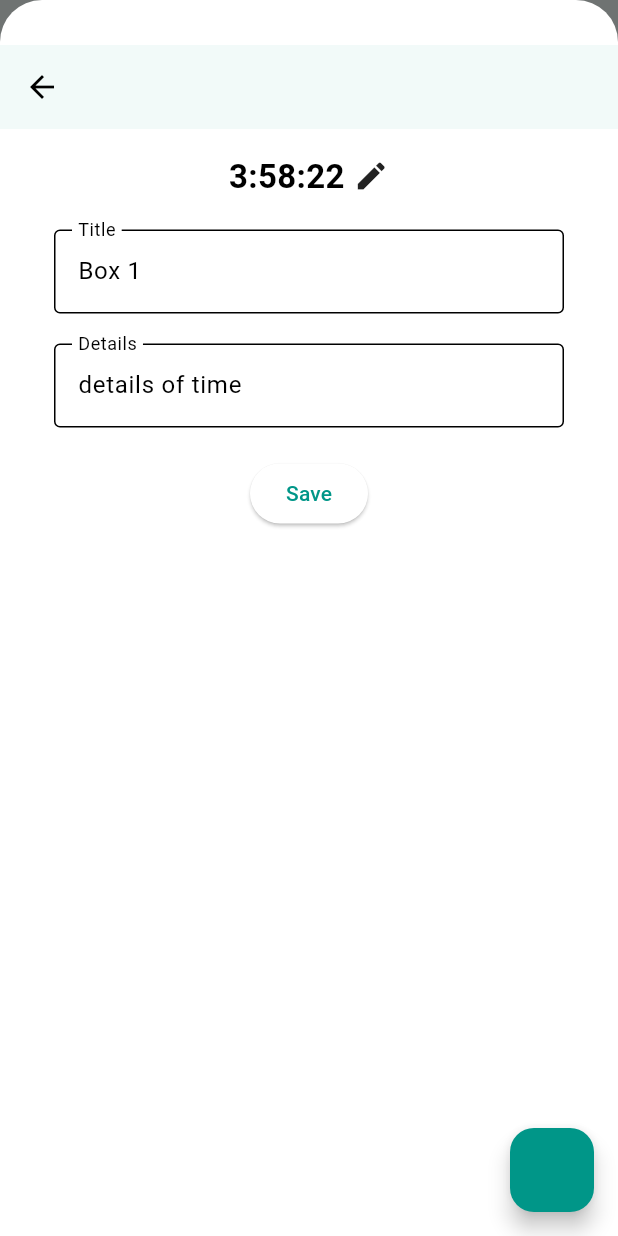
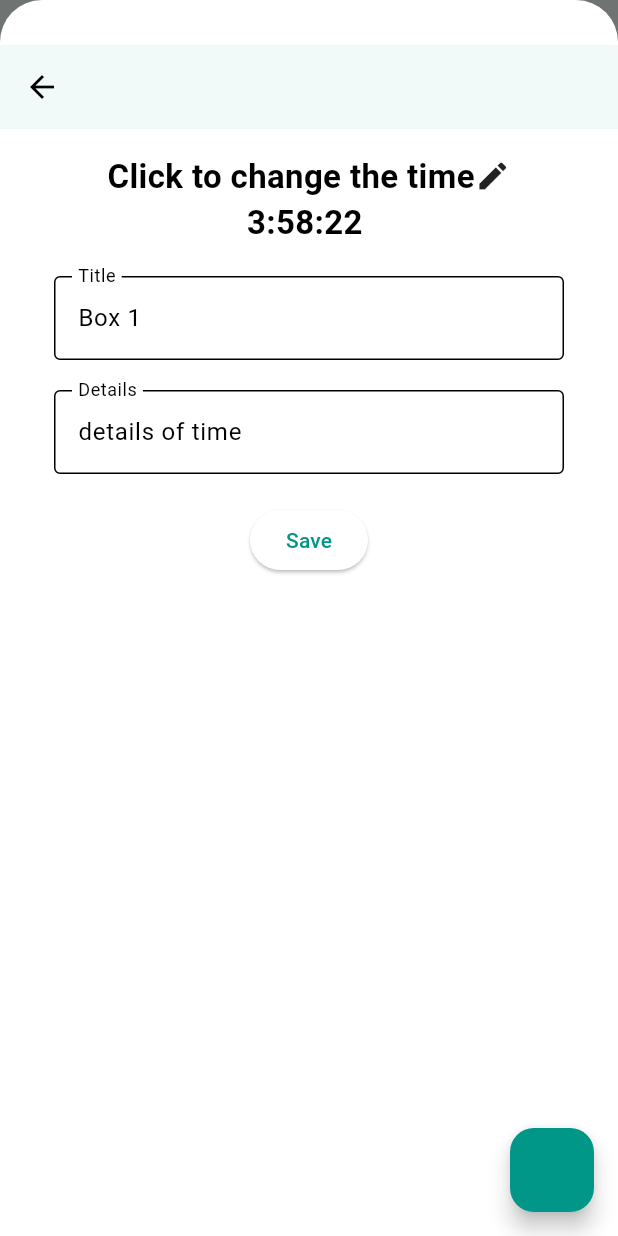
Before and after one commit to houssamaziez/app-soker, a Flutter app: the _ScreenListTimeStateful screen opened directly with empty values, after a tap on "Box 1", on a phone screen of 412 x 824 dp. Run offline on Flutter 3.47's test engine with Material 3 defaults, Android fonts, the phone set to English and light mode, and no system bars; our stand-ins replace animated_bottom_navigation_bar, fl_chart, get, get_storage, shared_preferences; missing offline and left inert: day_night_time_picker, intro_screen_onboarding_flutter, qr_code_scanner; accounts and stored records are empty.

Commit message:
modified:   lib/App/Controller/myappcontroller.dart 	modified:   lib/App/View/Home/screenListTime.dart

```diff
--- a/lib/App/Controller/myappcontroller.dart
+++ b/lib/App/Controller/myappcontroller.dart
@@ -34,9 +34,9 @@ class TimeProvider extends ChangeNotifier {
     notifyListeners();
   }
 
-  changetime(time) {}
   void updateTime(Time newTime) {
     _time = newTime;
+    time = newTime;
     notifyListeners();
   }
 }
--- a/lib/App/View/Home/screenListTime.dart
+++ b/lib/App/View/Home/screenListTime.dart
@@ -1,3 +1,4 @@
+import 'package:day_night_time_picker/lib/state/time.dart';
 import 'package:flutter/material.dart';
 import 'package:provider/provider.dart';
 import 'package:day_night_time_picker/lib/constants.dart';
@@ -16,11 +17,8 @@ class ScreenListTime extends StatelessWidget {
 
   @override
   Widget build(BuildContext context) {
-    return ChangeNotifierProvider(
-      create: (context) => TimeProvider(),
-      child: _ScreenListTimeStateful(
+    return _ScreenListTimeStateful(
       id: id,
-      ),
     );
   }
 }
@@ -62,7 +60,6 @@ class _ScreenListTimeState extends State<_ScreenListTimeStateful> {
 
   @override
   Widget build(BuildContext context) {
-    var timeProvider = Provider.of<TimeProvider>(context);
     return Scaffold(
       floatingActionButton: FloatingActionButton(
         onPressed: () {},
@@ -85,11 +82,11 @@ class _ScreenListTimeState extends State<_ScreenListTimeStateful> {
       body: ListView.builder(
         itemCount: returnlist(id).length,
         itemBuilder: (context, index) {
+          return Consumer<TimeProvider>(builder: (context, timeProvidesr, _) {
             return InkWell(
               onTap: () {
-              timeProvider.time = returnlist(id)[index].time;
-
-              print(timeProvider.time);
+                Provider.of<TimeProvider>(context, listen: false)
+                    .updateTime(returnlist(id)[index].time);
                 edite(context,
                     widget: boxwidgetedite(
                       box: returnlist(id)[index],
@@ -102,6 +99,7 @@ class _ScreenListTimeState extends State<_ScreenListTimeStateful> {
                 ),
               ),
             );
+          });
         },
       ),
     );
@@ -227,10 +225,12 @@ class _ScreenListTimeState extends State<_ScreenListTimeStateful> {
     return Padding(
       padding: const EdgeInsets.only(top: 30),
       child: Scaffold(
-        floatingActionButton: FloatingActionButton(onPressed: () {
+        floatingActionButton:
+            Consumer<TimeProvider>(builder: (context, timeProvider, _) {
+          return FloatingActionButton(onPressed: () {
             print(box.time);
-          Provider.of<TimeProvider>(context, listen: false)
-              .updateTime(box.time);
+            timeProvider.updateTime(box.time);
+          });
         }),
         appBar: AppBar(
           elevation: 1,
@@ -243,6 +243,8 @@ class _ScreenListTimeState extends State<_ScreenListTimeStateful> {
                 children: [
                   InkWell(
                     onTap: () {
+                      timeProvider.updateTime(box.time);
+
                       Navigator.of(context).push(
                         showPicker(
                           showSecondSelector: true,
@@ -258,17 +260,30 @@ class _ScreenListTimeState extends State<_ScreenListTimeStateful> {
                         ),
                       );
                     },
-                    child: Row(
+                    child: Column(
+                      children: [
+                        Row(
                           mainAxisAlignment: MainAxisAlignment.center,
                           children: [
                             Text(
+                              // timeconfig(timeProvider.time),
+                              'Click to change the time',
+                              style: const TextStyle(
+                                fontWeight: FontWeight.bold,
+                                fontSize: 22,
+                              ),
+                            ),
+                            const Icon(Icons.edit),
+                          ],
+                        ),
+                        Text(
+                          // timeconfig(timeProvider.time),
                           timeconfig(timeProvider.time),
                           style: const TextStyle(
                             fontWeight: FontWeight.bold,
                             fontSize: 22,
                           ),
                         ),
-                        const Icon(Icons.edit),
                       ],
                     ),
                   ),
@@ -328,3 +343,5 @@ class _ScreenListTimeState extends State<_ScreenListTimeStateful> {
     );
   }
 }
+
+Time? timeitem;
```
Lines whose indentation alone changed are shown as unchanged.
